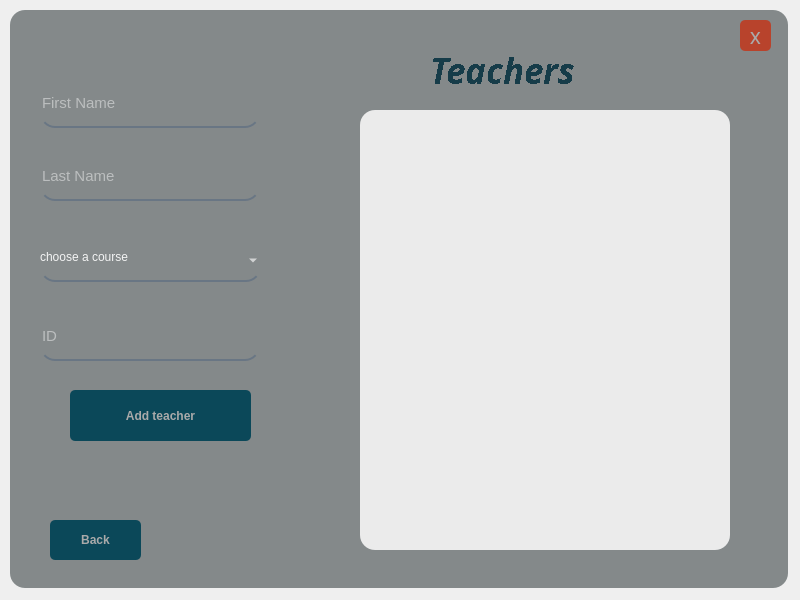
This is UIs/add_t.ui in IxBahy/EDU-center-system as Qt 5 draws it before an edit. The edited form follows.
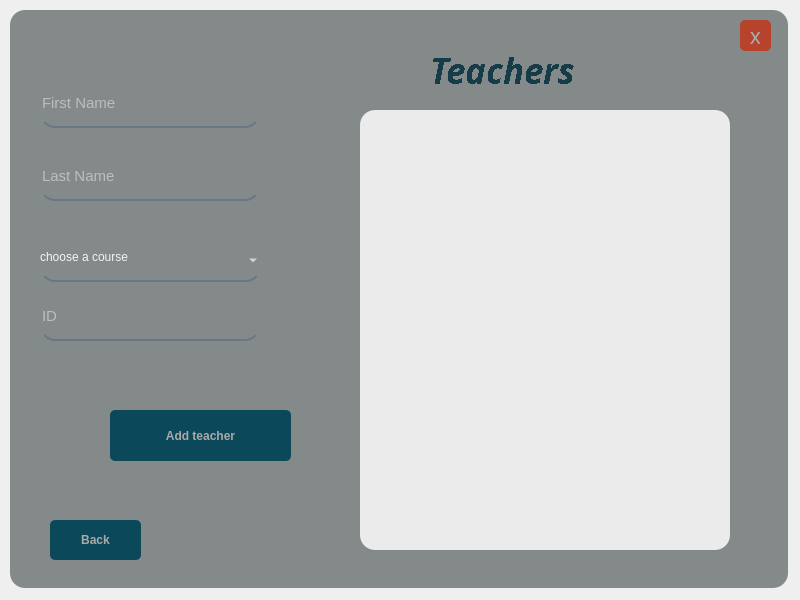
This is the edited form.

What changed in the file:
```diff
--- a/UIs/add_t.ui
+++ b/UIs/add_t.ui
@@ -198,7 +198,7 @@
      <property name="geometry">
       <rect>
        <x>30</x>
-       <y>310</y>
+       <y>290</y>
        <width>220</width>
        <height>41</height>
       </rect>
@@ -222,8 +222,8 @@
     <widget class="QPushButton" name="add_Button">
      <property name="geometry">
       <rect>
-       <x>60</x>
-       <y>380</y>
+       <x>100</x>
+       <y>400</y>
        <width>181</width>
        <height>51</height>
       </rect>
@@ -351,6 +351,24 @@
       <string/>
      </property>
     </widget>
+    <widget class="QLabel" name="note_msg">
+     <property name="geometry">
+      <rect>
+       <x>20</x>
+       <y>350</y>
+       <width>261</width>
+       <height>21</height>
+      </rect>
+     </property>
+     <property name="styleSheet">
+      <string notr="true">font: 10pt &quot;MS Shell Dlg 2&quot;;
+background-color: rgba(255, 255, 255, 0);
+color: rgb(143,0,0);</string>
+     </property>
+     <property name="text">
+      <string/>
+     </property>
+    </widget>
    </widget>
   </widget>
  </widget>
```
